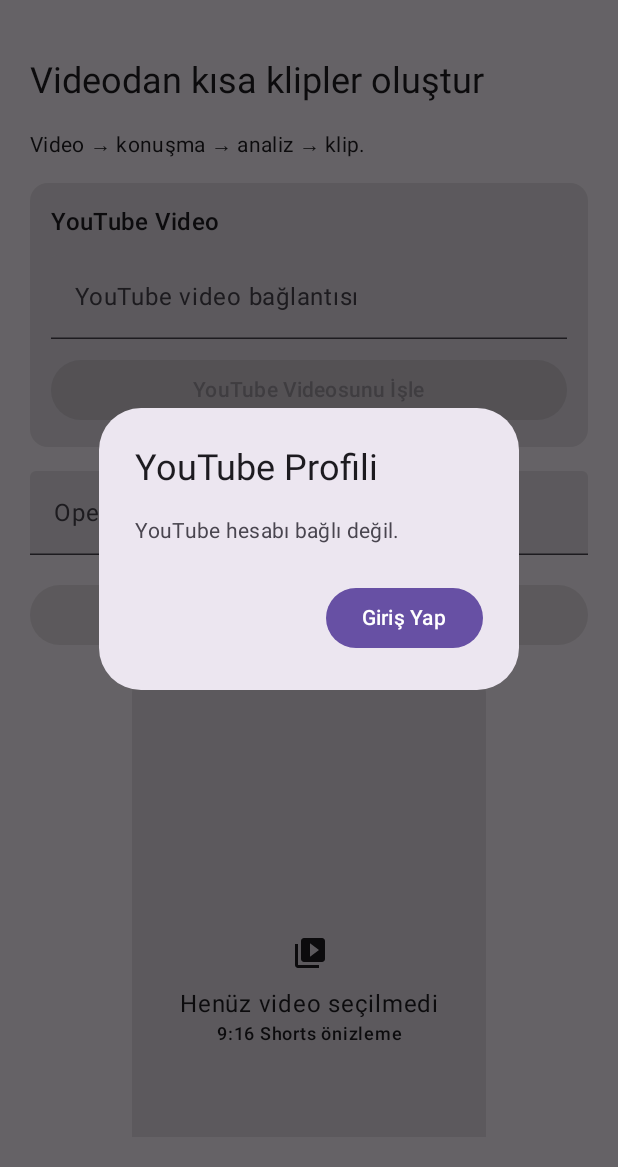
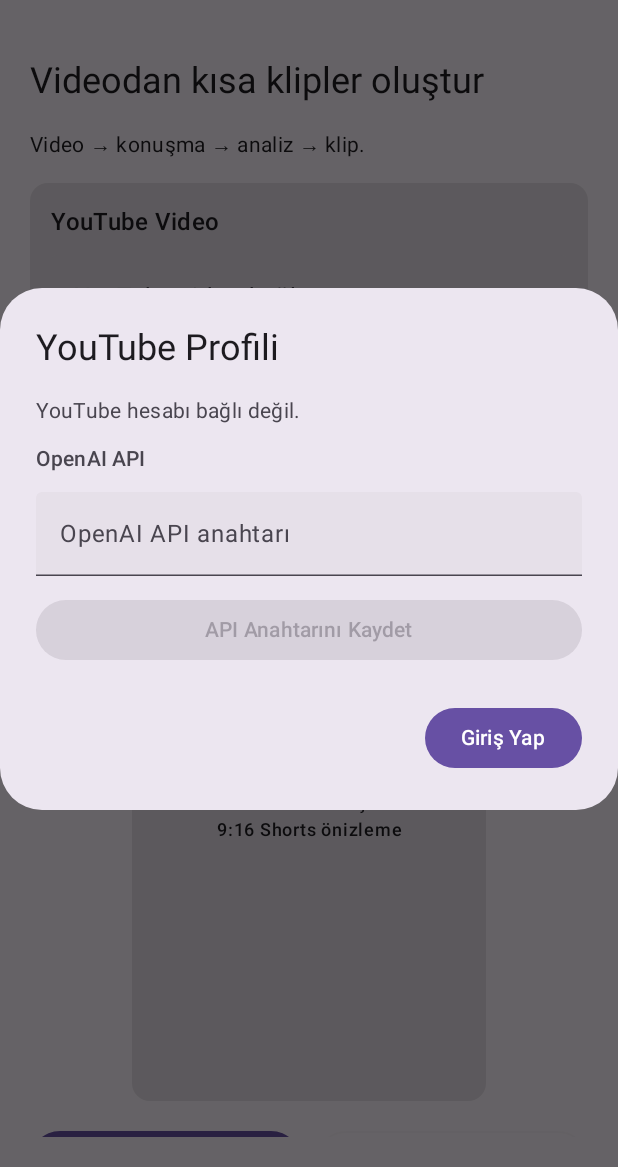
Before and after one commit to ByTASQ/AI-Clipper-Android, an Android app built with Jetpack Compose: the screen it shows after launch (MainActivity), after a tap on "YouTube profili", on a phone screen of 412 x 824 dp, the part 69-1236 px from its top. Run offline under Robolectric (Android 15) with nearby library versions, the phone set to English and light mode, and no system bars.

Commit message:
Move OpenAI API key into profile menu

```diff
--- a/app/src/main/java/com/bytasq/aiclipper/MainActivity.kt
+++ b/app/src/main/java/com/bytasq/aiclipper/MainActivity.kt
@@ -283,10 +283,53 @@ private fun AIClipperApp(initialYoutubeUrl: String? = null) {
                     onDismissRequest = { showProfileDialog = false },
                     title = { Text("YouTube Profili") },
                     text = {
-                        Text(
-                            youtubeAccount?.email?.let { "Bağlı hesap:\n$it" }
-                                ?: "YouTube hesabı bağlı değil."
-                        )
+                        Column(
+                            verticalArrangement = Arrangement.spacedBy(12.dp)
+                        ) {
+                            Text(
+                                youtubeAccount?.email?.let { "YouTube hesabı:\n$it" }
+                                    ?: "YouTube hesabı bağlı değil."
+                            )
+
+                            Text(
+                                "OpenAI API",
+                                style = MaterialTheme.typography.titleSmall
+                            )
+
+                            TextField(
+                                value = apiKey,
+                                onValueChange = {
+                                    apiKey = it
+                                    apiKeySaved = false
+                                    analysisError = null
+                                },
+                                modifier = Modifier.fillMaxWidth(),
+                                label = { Text("OpenAI API anahtarı") },
+                                placeholder = { Text("sk-...") },
+                                singleLine = true
+                            )
+
+                            Row(
+                                modifier = Modifier.fillMaxWidth(),
+                                horizontalArrangement = Arrangement.spacedBy(8.dp),
+                                verticalAlignment = Alignment.CenterVertically
+                            ) {
+                                Button(
+                                    onClick = {
+                                        saveOpenAiApiKey(context, apiKey.trim())
+                                        apiKeySaved = true
+                                    },
+                                    enabled = apiKey.trim().isNotEmpty(),
+                                    modifier = Modifier.weight(1f)
+                                ) {
+                                    Text("API Anahtarını Kaydet")
+                                }
+
+                                if (apiKeySaved) {
+                                    Text("✓ Kaydedildi")
+                                }
+                            }
+                        }
                     },
                     confirmButton = {
                         Button(
@@ -382,42 +425,6 @@ private fun AIClipperApp(initialYoutubeUrl: String? = null) {
                 }
 
 
-                TextField(
-                    value = apiKey,
-                    onValueChange = {
-                        apiKey = it
-                        apiKeySaved = false
-                        analysisError = null
-                    },
-                    modifier = Modifier.fillMaxWidth(),
-                    label = { Text("OpenAI API anahtarı") },
-                    placeholder = { Text("sk-...") },
-                    singleLine = true
-                )
-
-                Row(
-                    modifier = Modifier.fillMaxWidth(),
-                    horizontalArrangement = Arrangement.spacedBy(10.dp)
-                ) {
-                    Button(
-                        onClick = {
-                            saveOpenAiApiKey(context, apiKey.trim())
-                            apiKeySaved = true
-                        },
-                        enabled = apiKey.trim().isNotEmpty(),
-                        modifier = Modifier.weight(1f)
-                    ) {
-                        Text("API Anahtarını Kaydet")
-                    }
-
-                    if (apiKeySaved) {
-                        Text(
-                            "✓ Kaydedildi",
-                            style = MaterialTheme.typography.labelMedium,
-                            modifier = Modifier.align(Alignment.CenterVertically)
-                        )
-                    }
-                }
 
                 Box(
                     modifier = Modifier
```
